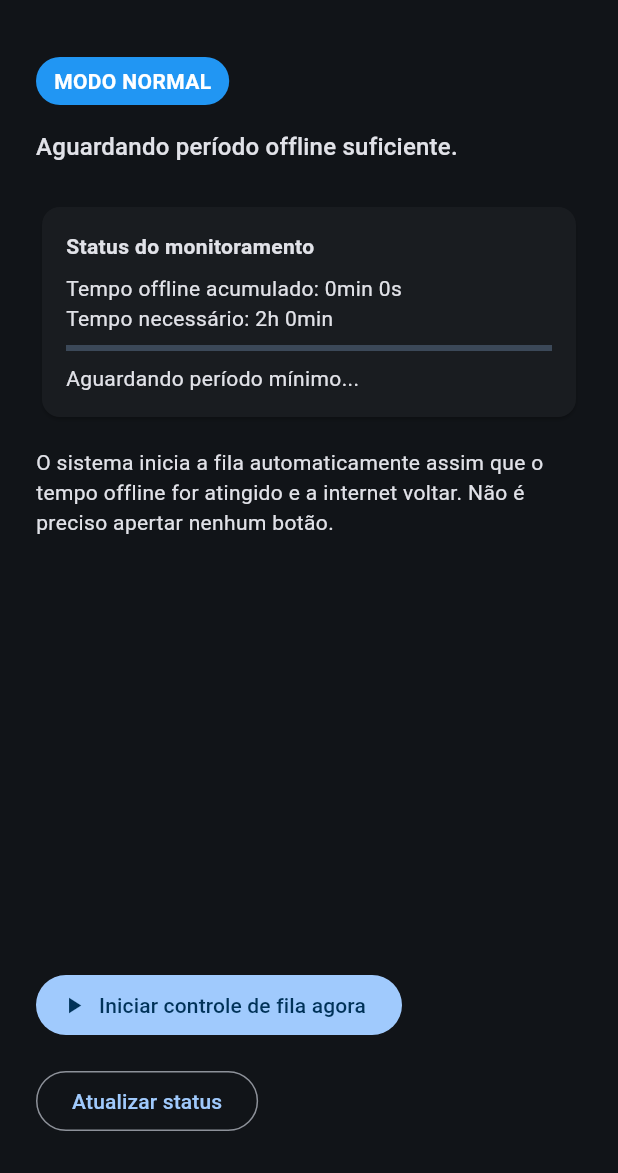
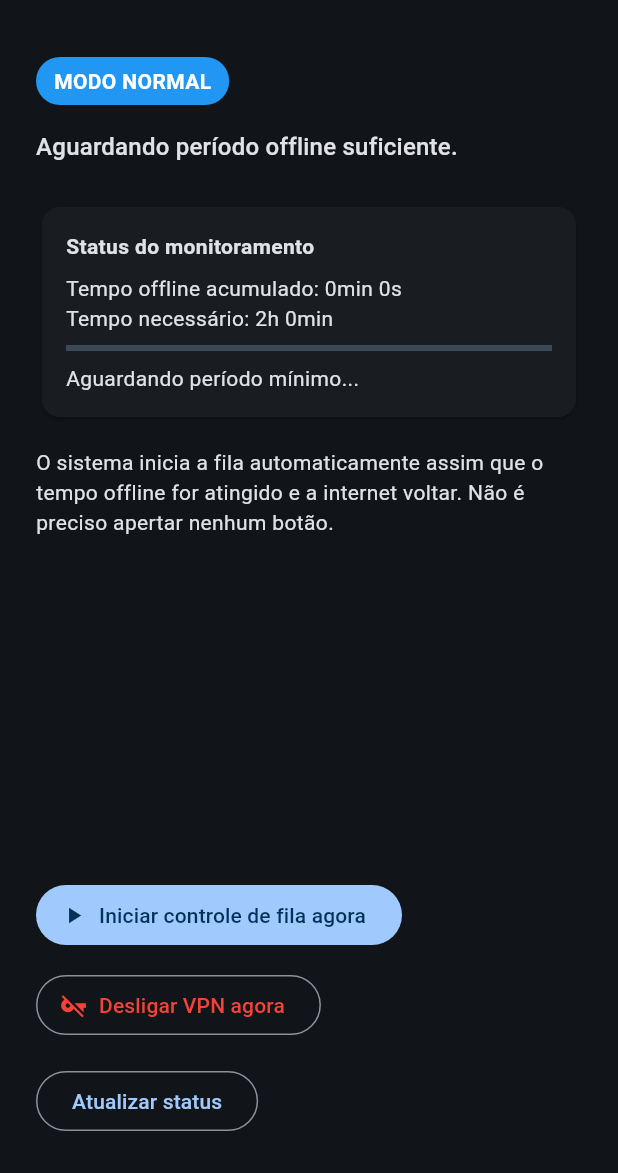
Before and after one commit to devsereno/netqueue, a Flutter app: the screen it shows after launch, on a phone screen of 412 x 824 dp, the part 63-1236 px from its top. Run offline on Flutter 3.47's test engine with Material 3 defaults, Android fonts, the phone set to English and light mode, and no system bars; our stand-ins replace connectivity_plus, shared_preferences; missing offline and left inert: flutter_device_apps, flutter_foreground_task.

Commit message:
Add Desligar VPN button on home screen

```diff
--- a/lib/screens/home_screen.dart
+++ b/lib/screens/home_screen.dart
@@ -1,6 +1,7 @@
 import 'dart:async';
 import 'package:flutter/material.dart';
 import '../services/connectivity_service.dart';
+import '../services/vpn_service.dart';
 import 'control_overlay.dart';
 import 'settings_screen.dart';
 
@@ -70,6 +71,15 @@ class _HomeScreenState extends State<HomeScreen> {
         ConnectivityService.markOnlineHandled();
         _checkStatus();
       });
+    }
+  }
+
+  Future<void> _stopVpn() async {
+    await VpnController.stop();
+    if (mounted) {
+      ScaffoldMessenger.of(context).showSnackBar(
+        const SnackBar(content: Text('VPN desligada. Internet liberada para todos os apps.')),
+      );
     }
   }
 
@@ -166,6 +176,13 @@ class _HomeScreenState extends State<HomeScreen> {
                 icon: const Icon(Icons.play_arrow),
                 label: const Text('Iniciar controle de fila agora'),
               ),
+            const SizedBox(height: 12),
+            OutlinedButton.icon(
+              onPressed: _stopVpn,
+              icon: const Icon(Icons.vpn_key_off),
+              label: const Text('Desligar VPN agora'),
+              style: OutlinedButton.styleFrom(foregroundColor: Colors.red),
+            ),
             const SizedBox(height: 16),
             OutlinedButton(
               onPressed: _checkStatus,
```
